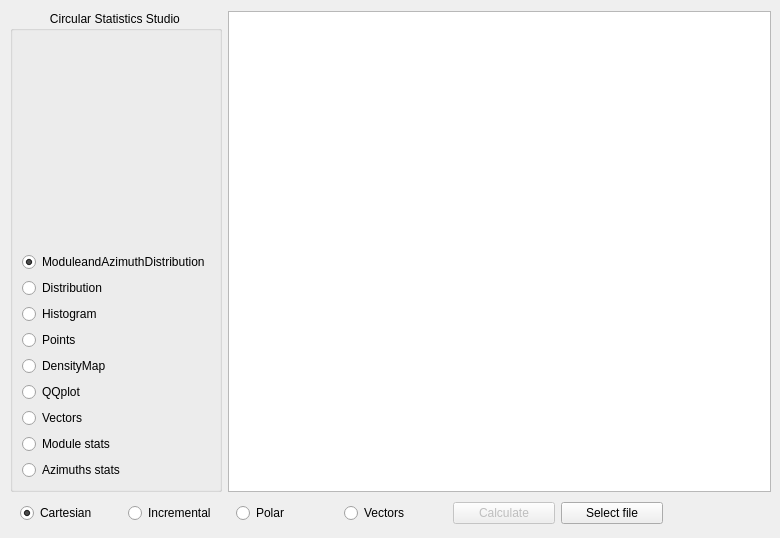
Old version of the form examples/auxstudio/interface.ui in the repository mhaut/pycircularstats2.
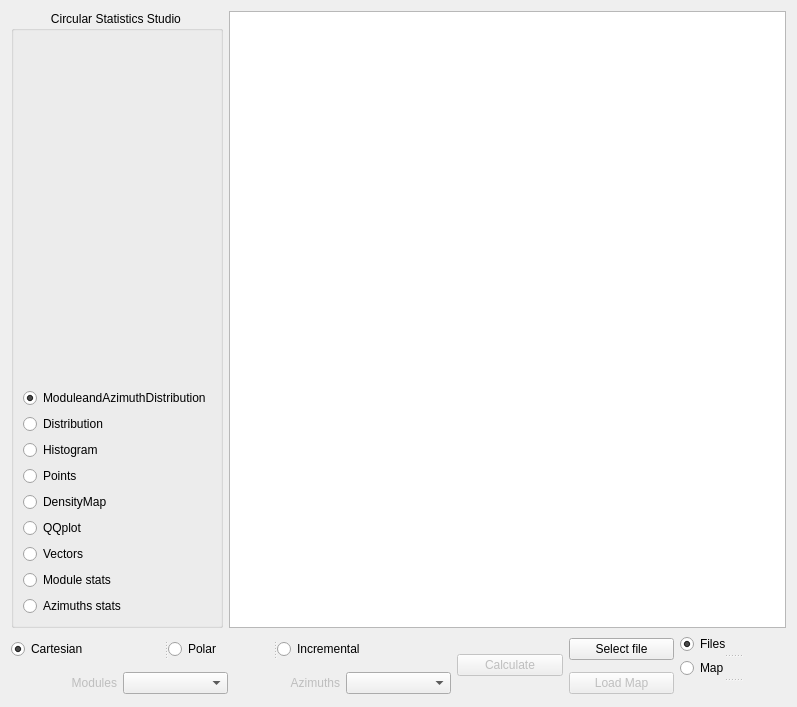
New version of the form.

What changed in the file:
```diff
--- a/examples/auxstudio/interface.ui
+++ b/examples/auxstudio/interface.ui
@@ -6,22 +6,15 @@
    <rect>
     <x>0</x>
     <y>0</y>
-    <width>780</width>
-    <height>538</height>
+    <width>797</width>
+    <height>707</height>
    </rect>
   </property>
   <property name="windowTitle">
    <string>Form</string>
   </property>
-  <widget class="QWidget" name="layoutWidget">
-   <property name="geometry">
-    <rect>
-     <x>10</x>
-     <y>11</y>
-     <width>761</width>
-     <height>481</height>
-    </rect>
-   </property>
+  <layout class="QVBoxLayout" name="verticalLayout_2">
+   <item>
    <layout class="QGridLayout" name="gridLayout">
     <item row="0" column="1">
      <widget class="QGraphicsView" name="graphicsView"/>
@@ -115,22 +108,41 @@
      </widget>
     </item>
    </layout>
-  </widget>
+   </item>
+   <item>
+    <layout class="QGridLayout" name="gridLayout_2">
+     <item row="0" column="4" rowspan="2">
+      <widget class="QPushButton" name="calculate">
+       <property name="enabled">
+        <bool>false</bool>
+       </property>
+       <property name="text">
+        <string>Calculate</string>
+       </property>
+      </widget>
+     </item>
+     <item row="1" column="5">
+      <widget class="QPushButton" name="buttonmap">
+       <property name="enabled">
+        <bool>false</bool>
+       </property>
+       <property name="text">
+        <string>Load Map</string>
+       </property>
+      </widget>
+     </item>
+     <item row="1" column="1">
+      <widget class="QComboBox" name="comboBoxModules"/>
+     </item>
+     <item row="0" column="0" colspan="4">
   <widget class="QSplitter" name="splitter">
-   <property name="geometry">
-    <rect>
-     <x>20</x>
-     <y>500</y>
-     <width>751</width>
-     <height>27</height>
-    </rect>
-   </property>
+       <property name="orientation">
+        <enum>Qt::Horizontal</enum>
+       </property>
+       <widget class="QSplitter" name="splitter_3">
    <property name="orientation">
     <enum>Qt::Horizontal</enum>
    </property>
-   <widget class="QWidget" name="layoutWidget">
-    <layout class="QGridLayout" name="gridLayout_3">
-     <item row="0" column="0">
       <widget class="QRadioButton" name="type0">
        <property name="text">
         <string>Cartesian</string>
@@ -139,55 +151,83 @@
         <bool>true</bool>
        </property>
       </widget>
-     </item>
-     <item row="0" column="1">
-      <widget class="QRadioButton" name="type1">
-       <property name="text">
-        <string>Incremental</string>
-       </property>
-      </widget>
-     </item>
-     <item row="0" column="2">
       <widget class="QRadioButton" name="type2">
        <property name="text">
         <string>Polar</string>
        </property>
       </widget>
+        <widget class="QRadioButton" name="type1">
+         <property name="text">
+          <string>Incremental</string>
+         </property>
+        </widget>
+       </widget>
+      </widget>
      </item>
-     <item row="0" column="4">
-      <widget class="QRadioButton" name="type3">
+     <item row="1" column="2">
+      <widget class="QLabel" name="labelAzimuths">
+       <property name="enabled">
+        <bool>false</bool>
+       </property>
        <property name="text">
-        <string>Vectors</string>
+        <string>Azimuths</string>
        </property>
+       <property name="alignment">
+        <set>Qt::AlignRight|Qt::AlignTrailing|Qt::AlignVCenter</set>
+       </property>
+      </widget>
+     </item>
+     <item row="1" column="3">
+      <widget class="QComboBox" name="comboBoxAzimuths"/>
+     </item>
+     <item row="1" column="0">
+      <widget class="QLabel" name="labelModules">
+       <property name="enabled">
+        <bool>false</bool>
+       </property>
+       <property name="text">
+        <string>Modules</string>
+       </property>
+       <property name="alignment">
+        <set>Qt::AlignRight|Qt::AlignTrailing|Qt::AlignVCenter</set>
+       </property>
+      </widget>
+     </item>
+     <item row="0" column="6" rowspan="2">
+      <widget class="QSplitter" name="splitter_2">
+       <property name="orientation">
+        <enum>Qt::Vertical</enum>
+       </property>
+       <widget class="QRadioButton" name="Files">
+        <property name="text">
+         <string>Files</string>
+        </property>
+        <property name="checked">
+         <bool>true</bool>
+        </property>
+       </widget>
+       <widget class="QRadioButton" name="Map">
+        <property name="text">
+         <string>Map</string>
+        </property>
+       </widget>
+       <widget class="QLabel" name="labelpath">
+        <property name="text">
+         <string/>
+        </property>
+       </widget>
       </widget>
      </item>
      <item row="0" column="5">
-      <widget class="QPushButton" name="calculate">
-       <property name="enabled">
-        <bool>false</bool>
-       </property>
-       <property name="text">
-        <string>Calculate</string>
-       </property>
-      </widget>
-     </item>
-     <item row="0" column="6">
       <widget class="QPushButton" name="buttonload">
        <property name="text">
         <string>Select file</string>
        </property>
       </widget>
      </item>
-     <item row="0" column="7">
-      <widget class="QLabel" name="labelpath">
-       <property name="text">
-        <string/>
-       </property>
-      </widget>
-     </item>
-    </layout>
-   </widget>
-  </widget>
+    </layout>
+   </item>
+  </layout>
  </widget>
  <resources/>
  <connections/>
```
Left out of the diff: 2 changed lines with no effect on the pictures. Lines whose indentation alone changed are shown as unchanged.
